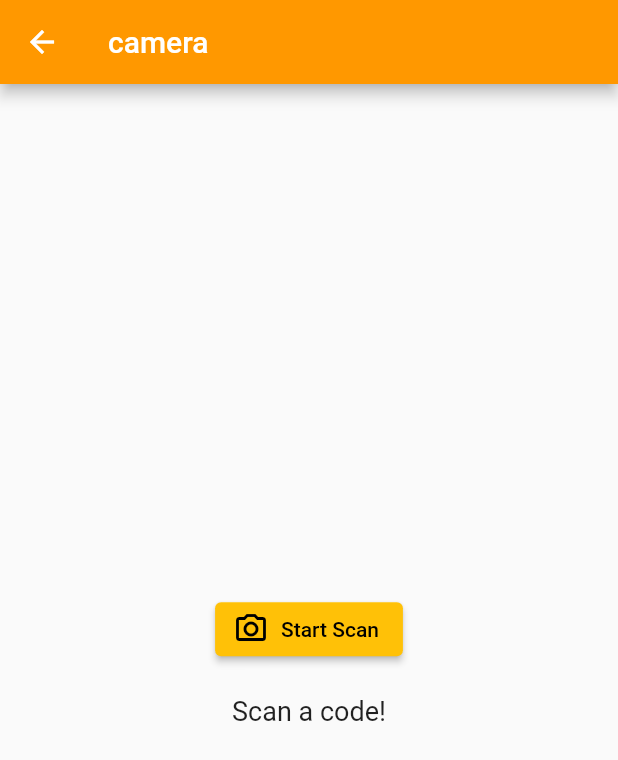
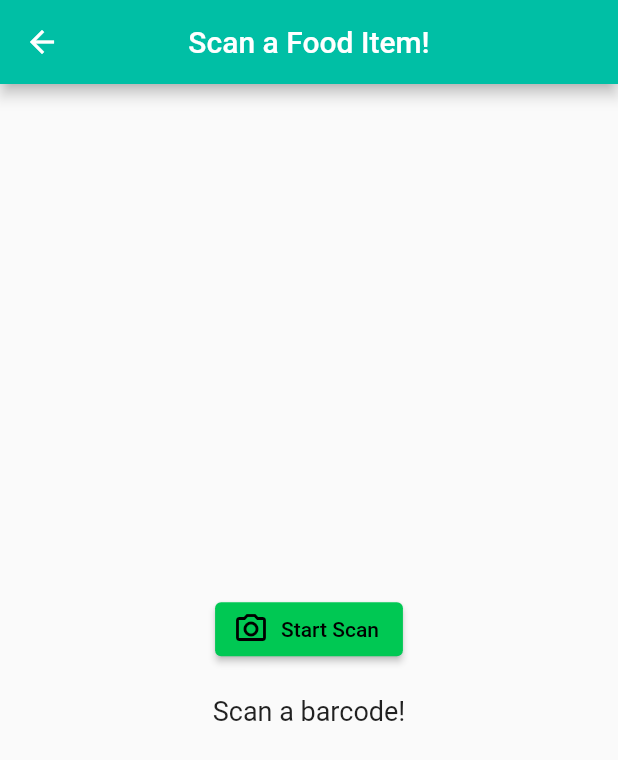
Before and after one commit to jasoninirio/Software-Miniproject, a Flutter app: the CameraPage screen opened by its route, on a phone screen of 412 x 824 dp. Shown: the top 760 px of the screen. Run offline on Flutter 3.47's test engine with Material 2 defaults, Android fonts, the phone set to English and light mode, and no system bars; missing offline and left inert: flutter_barcode_scanner.

```diff
--- a/healthi_app/lib/main.dart
+++ b/healthi_app/lib/main.dart
@@ -4,6 +4,7 @@
 import 'package:flutter/material.dart';
 import 'package:flutter/services.dart';
 import 'package:flutter_barcode_scanner/flutter_barcode_scanner.dart';
+import 'package:http/http.dart' as http;
 
 void main() {
   runApp(MaterialApp(
@@ -62,16 +63,16 @@ class _CameraPageState extends State<CameraPage> {
   Widget build(BuildContext context) {
     return Scaffold(
       appBar: AppBar(
-        title: Text('camera'),
-        backgroundColor: Colors.orange,
-      ),
+          title: Text('Scan a Food Item!'),
+          centerTitle: true,
+          backgroundColor: Colors.tealAccent[700]),
       body: Center(
         child: Column(
           mainAxisAlignment: MainAxisAlignment.center,
           children: <Widget>[
             ElevatedButton.icon(
               style: ElevatedButton.styleFrom(
-                  primary: Colors.amber, onPrimary: Colors.black),
+                  primary: Colors.greenAccent[700], onPrimary: Colors.black),
               icon: Icon(Icons.camera_alt_outlined),
               label: Text('Start Scan'),
               onPressed: scanBarcode,
@@ -79,7 +80,7 @@ class _CameraPageState extends State<CameraPage> {
             SizedBox(height: 20),
             Text(
               scanResult == null
-                  ? 'Scan a code!'
+                  ? 'Scan a barcode!'
                   : 'Your scanned result: $scanResult',
               style: TextStyle(fontSize: 18),
             )
--- a/healthi_app/pubspec.yaml
+++ b/healthi_app/pubspec.yaml
@@ -29,11 +29,12 @@ dependencies:
   path:
   barcode_scanner: ^1.0.0
   barcode_widget: ^2.0.1
+  http: ^0.13.3
 
 
   # The following adds the Cupertino Icons font to your application.
   # Use with the CupertinoIcons class for iOS style icons.
-  firebase_core: ^0.2.5
+  firebase_core: ^0.7.0
   cupertino_icons: ^1.0.2
 
 dev_dependencies:
```
Also changed, not shown: healthi_app/pubspec.lock, 1 other file.
